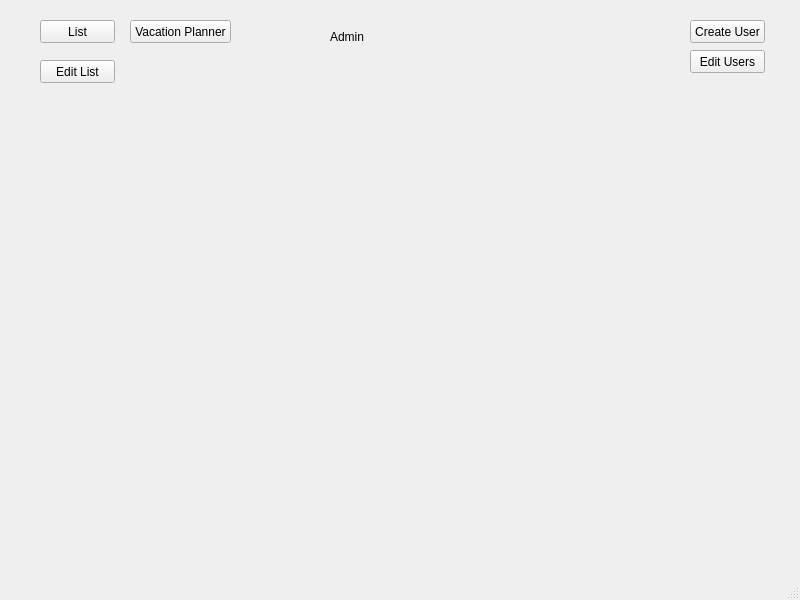
Qt form src/CS1D-TMOTTBG/dashboardadminwindow.ui (cydiasa/CS1D-TMOTTBG) before a commit.
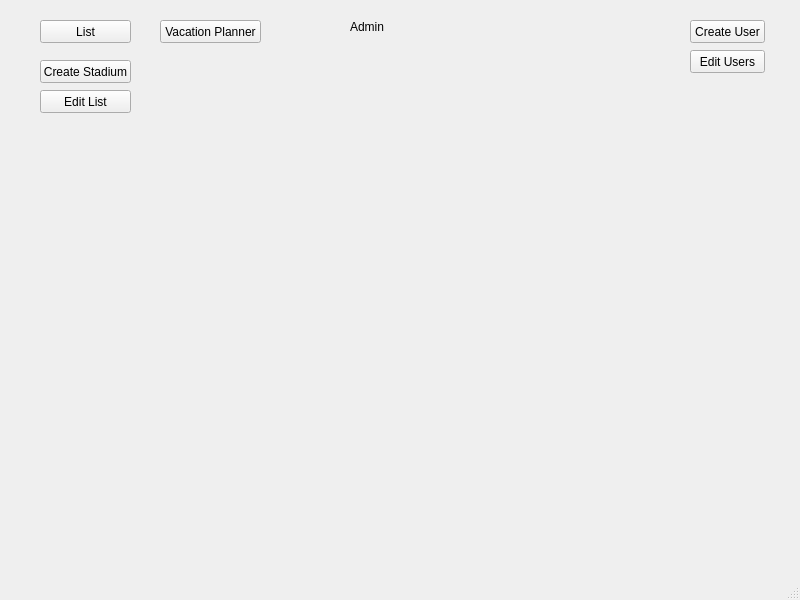
The same form after that commit.

```diff
--- a/src/CS1D-TMOTTBG/dashboardadminwindow.ui
+++ b/src/CS1D-TMOTTBG/dashboardadminwindow.ui
@@ -19,7 +19,7 @@
      <rect>
       <x>40</x>
       <y>20</y>
-      <width>75</width>
+      <width>91</width>
       <height>23</height>
      </rect>
     </property>
@@ -43,8 +43,8 @@
    <widget class="QLabel" name="label">
     <property name="geometry">
      <rect>
-      <x>330</x>
-      <y>30</y>
+      <x>350</x>
+      <y>20</y>
       <width>46</width>
       <height>13</height>
      </rect>
@@ -70,8 +70,8 @@
     <property name="geometry">
      <rect>
       <x>40</x>
-      <y>60</y>
-      <width>75</width>
+      <y>90</y>
+      <width>91</width>
       <height>23</height>
      </rect>
     </property>
@@ -82,7 +82,7 @@
    <widget class="QPushButton" name="editListButton_2">
     <property name="geometry">
      <rect>
-      <x>130</x>
+      <x>160</x>
       <y>20</y>
       <width>101</width>
       <height>23</height>
@@ -92,6 +92,19 @@
      <string>Vacation Planner</string>
     </property>
    </widget>
+   <widget class="QPushButton" name="createStadiumButton">
+    <property name="geometry">
+     <rect>
+      <x>40</x>
+      <y>60</y>
+      <width>91</width>
+      <height>23</height>
+     </rect>
+    </property>
+    <property name="text">
+     <string>Create Stadium</string>
+    </property>
+   </widget>
   </widget>
   <widget class="QStatusBar" name="statusbar"/>
  </widget>
```
